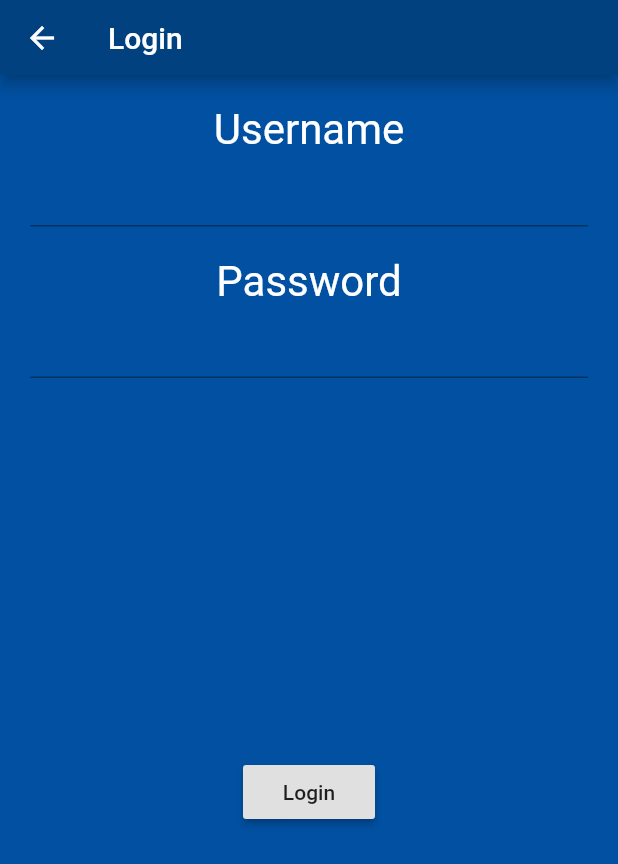
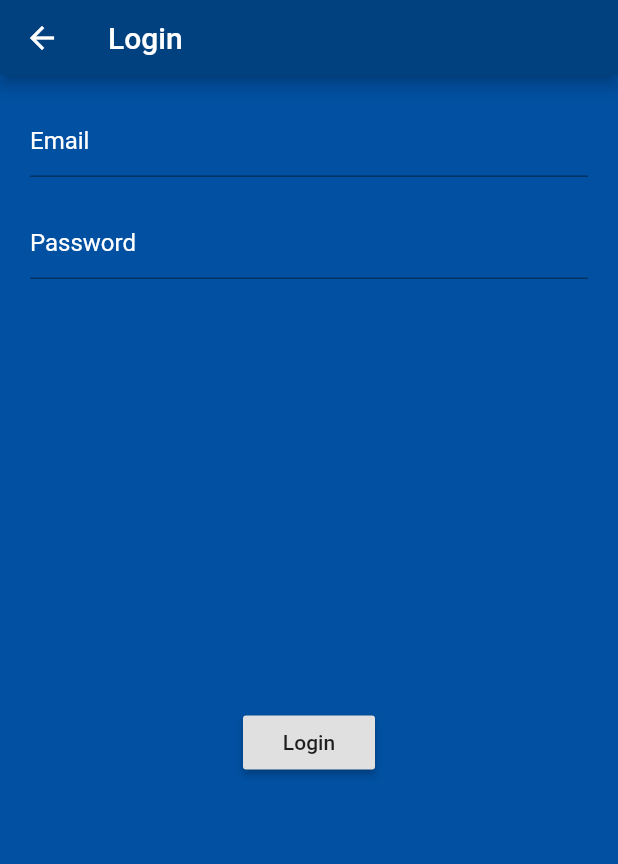
Before and after one commit to ChopinDavid/WWT-Test, a Flutter app: the screen it shows after launch, after a tap on "Login", on a phone screen of 412 x 824 dp. Shown: the top 864 px of the screen. Run offline on Flutter 3.47's test engine with Material 2 defaults, Android fonts, the phone set to English and light mode, and no system bars; our stand-ins replace firebase_auth; accounts and stored records are empty.

Commit message:
Created Sign Up screen

```diff
--- a/lib/main.dart
+++ b/lib/main.dart
@@ -1,6 +1,6 @@
 import 'package:flutter/material.dart';
 
-import 'login.dart';
+import 'screens/myHomePage.dart';
 
 void main() {
   runApp(MyApp());
@@ -32,90 +32,3 @@ class MyApp extends StatelessWidget {
     );
   }
 }
-
-class MyHomePage extends StatefulWidget {
-  MyHomePage({Key key, this.title}) : super(key: key);
-
-  // This widget is the home page of your application. It is stateful, meaning
-  // that it has a State object (defined below) that contains fields that affect
-  // how it looks.
-
-  // This class is the configuration for the state. It holds the values (in this
-  // case the title) provided by the parent (in this case the App widget) and
-  // used by the build method of the State. Fields in a Widget subclass are
-  // always marked "final".
-
-  final String title;
-
-  @override
-  _MyHomePageState createState() => _MyHomePageState();
-}
-
-class _MyHomePageState extends State<MyHomePage> {
-
-  void navigateToLogin() {
-    Navigator.push(
-      context,
-      MaterialPageRoute(builder: (context) => LoginPage()),
-    );
-  }
-
-  @override
-  Widget build(BuildContext context) {
-    // This method is rerun every time setState is called, for instance as done
-    // by the _incrementCounter method above.
-    //
-    // The Flutter framework has been optimized to make rerunning build methods
-    // fast, so that you can just rebuild anything that needs updating rather
-    // than having to individually change instances of widgets.
-    return Container(
-        color: Color.fromARGB(255, 1, 80, 161),
-        child: Center(
-          // Center is a layout widget. It takes a single child and positions it
-          // in the middle of the parent.
-          child: Column(
-            // Column is also a layout widget. It takes a list of children and
-            // arranges them vertically. By default, it sizes itself to fit its
-            // children horizontally, and tries to be as tall as its parent.
-            //
-            // Invoke "debug painting" (press "p" in the console, choose the
-            // "Toggle Debug Paint" action from the Flutter Inspector in Android
-            // Studio, or the "Toggle Debug Paint" command in Visual Studio Code)
-            // to see the wireframe for each widget.
-            //
-            // Column has various properties to control how it sizes itself and
-            // how it positions its children. Here we use mainAxisAlignment to
-            // center the children vertically; the main axis here is the vertical
-            // axis because Columns are vertical (the cross axis would be
-            // horizontal).
-            mainAxisAlignment: MainAxisAlignment.start,
-            children: <Widget>[
-              Container(
-                child: Image.asset("assets/logo.png"),
-                margin: EdgeInsets.fromLTRB(100, 10, 100, 10),
-              ),
-              Expanded(
-                child: Column(
-                  mainAxisAlignment: MainAxisAlignment.center,
-                  children: <Widget>[
-                    RaisedButton(
-                      child: Text(
-                          "Login"
-                      ),
-                      onPressed: navigateToLogin,
-                    ),
-                    RaisedButton(
-                      child: Text(
-                          "Sign Up"
-                      ),
-                      onPressed: navigateToLogin,
-                    )
-                  ],
-                ),
-              )
-            ],
-          ),
-        )
-    );
-  }
-}
--- /dev/null
+++ b/lib/models/user.dart
@@ -0,0 +1,5 @@
+class User {
+  final String uid;
+
+  User({ this.uid });
+}
--- a/lib/login.dart
+++ b/lib/screens/login.dart
@@ -1,6 +1,5 @@
 import 'package:flutter/material.dart';
 import 'package:flutter/services.dart';
-import 'package:firebase_auth/firebase_auth.dart';
 
 class LoginPage extends StatefulWidget {
   @override
@@ -23,32 +22,30 @@ class _LoginPageState extends State<LoginPage> {
         margin: EdgeInsets.all(20),
         child: Column(
           children: <Widget>[
-            Text(
-                "Username",
-              style: TextStyle(
-                color: Colors.white,
-                fontSize: 28,
-              ),
-            ),
             TextField(
               style: TextStyle(
-                  color: Colors.white
+                color: Colors.white
+              ),
+              decoration: InputDecoration(
+                hintText: "Email",
+                hintStyle: TextStyle(
+                  color: Colors.white,
+                )
               ),
             ),
             SizedBox(
               height: 20,
             ),
-            Text(
-                "Password",
-              style: TextStyle(
-                color: Colors.white,
-                fontSize: 28,
-              ),
-            ),
             TextField(
               obscureText: true,
               style: TextStyle(
                 color: Colors.white
+              ),
+              decoration: InputDecoration(
+                  hintText: "Password",
+                  hintStyle: TextStyle(
+                    color: Colors.white,
+                  )
               ),
             ),
             Expanded(
--- /dev/null
+++ b/lib/screens/myHomePage.dart
@@ -0,0 +1,98 @@
+import 'package:flutter/material.dart';
+
+import 'package:wwt_test/screens/login.dart';
+import 'package:wwt_test/screens/signUp.dart';
+
+class MyHomePage extends StatefulWidget {
+  MyHomePage({Key key, this.title}) : super(key: key);
+
+  // This widget is the home page of your application. It is stateful, meaning
+  // that it has a State object (defined below) that contains fields that affect
+  // how it looks.
+
+  // This class is the configuration for the state. It holds the values (in this
+  // case the title) provided by the parent (in this case the App widget) and
+  // used by the build method of the State. Fields in a Widget subclass are
+  // always marked "final".
+
+  final String title;
+
+  @override
+  _MyHomePageState createState() => _MyHomePageState();
+}
+
+class _MyHomePageState extends State<MyHomePage> {
+
+  void navigateToLogin() {
+    Navigator.push(
+      context,
+      MaterialPageRoute(builder: (context) => LoginPage()),
+    );
+  }
+
+  void navigateToSignUp() {
+    Navigator.push(
+      context,
+      MaterialPageRoute(builder: (context) => SignUpPage()),
+    );
+  }
+
+  @override
+  Widget build(BuildContext context) {
+    // This method is rerun every time setState is called, for instance as done
+    // by the _incrementCounter method above.
+    //
+    // The Flutter framework has been optimized to make rerunning build methods
+    // fast, so that you can just rebuild anything that needs updating rather
+    // than having to individually change instances of widgets.
+    return Container(
+        color: Color.fromARGB(255, 1, 80, 161),
+        child: Center(
+          // Center is a layout widget. It takes a single child and positions it
+          // in the middle of the parent.
+          child: Column(
+            // Column is also a layout widget. It takes a list of children and
+            // arranges them vertically. By default, it sizes itself to fit its
+            // children horizontally, and tries to be as tall as its parent.
+            //
+            // Invoke "debug painting" (press "p" in the console, choose the
+            // "Toggle Debug Paint" action from the Flutter Inspector in Android
+            // Studio, or the "Toggle Debug Paint" command in Visual Studio Code)
+            // to see the wireframe for each widget.
+            //
+            // Column has various properties to control how it sizes itself and
+            // how it positions its children. Here we use mainAxisAlignment to
+            // center the children vertically; the main axis here is the vertical
+            // axis because Columns are vertical (the cross axis would be
+            // horizontal).
+            mainAxisAlignment: MainAxisAlignment.start,
+            children: <Widget>[
+              Container(
+                child: Image.asset("assets/logo.png"),
+                margin: EdgeInsets.fromLTRB(100, 10, 100, 10),
+              ),
+              Expanded(
+                child: Column(
+                  mainAxisAlignment: MainAxisAlignment.center,
+                  children: <Widget>[
+                    RaisedButton(
+                      child: Text(
+                          "Login"
+                      ),
+                      onPressed: navigateToLogin,
+                    ),
+                    RaisedButton(
+                      child: Text(
+                          "Sign Up"
+                      ),
+                      onPressed: navigateToSignUp,
+                    )
+                  ],
+                ),
+              )
+            ],
+          ),
+        )
+    );
+  }
+}
```
Also changed, not shown: lib/screens/signUp.dart (added, +88 -0 lines), lib/services/auth.dart (added, +16 -0 lines).
